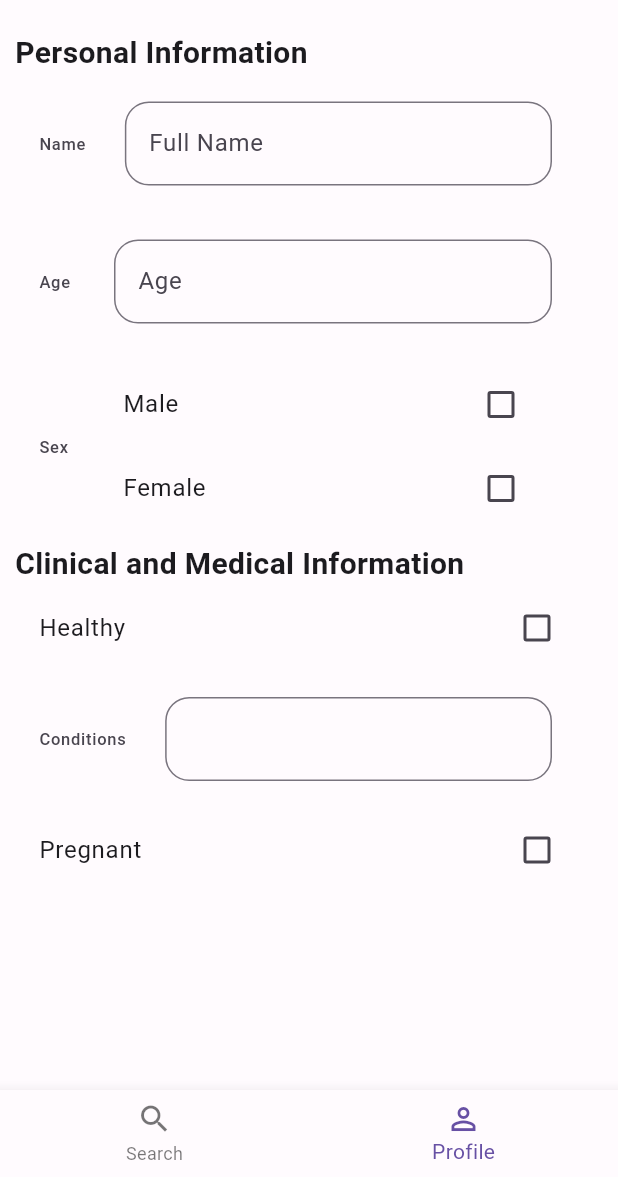
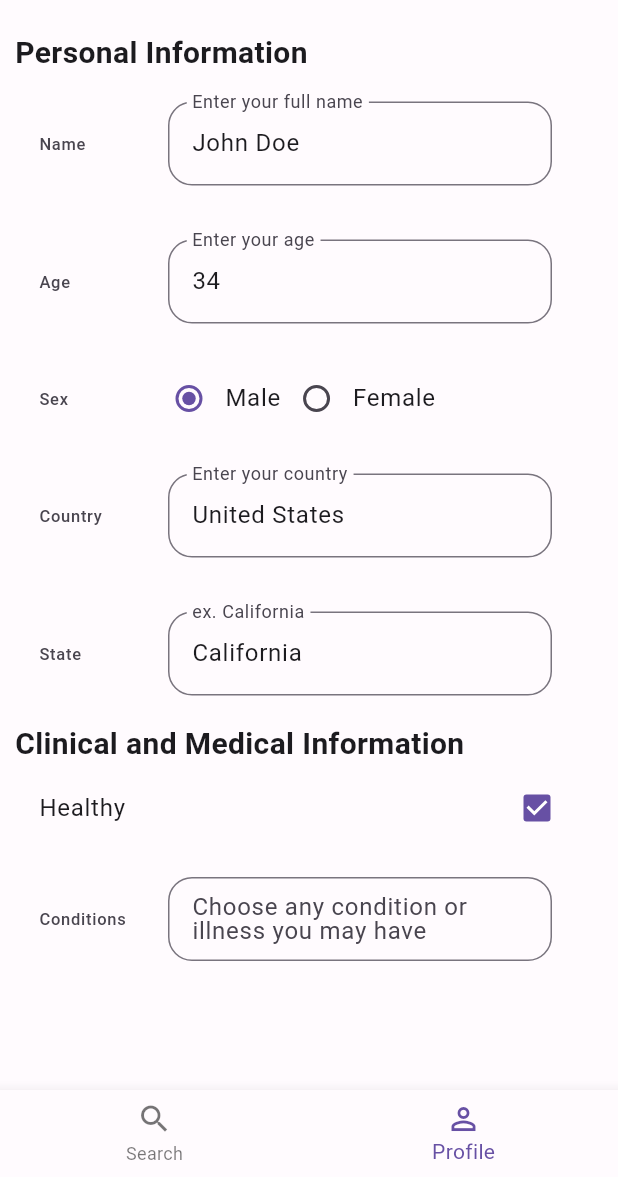
Before and after one commit to JohnnyCasares/trialpathway, a Flutter app: the SearchMain screen opened directly, item 2 of the bottom bar chosen, on a phone screen of 412 x 824 dp, the part 59-1236 px from its top. Run offline on Flutter 3.47's test engine with Material 3 defaults, Android fonts, the phone set to English and light mode, and no system bars; our stand-ins replace get_it; missing offline and left inert: postgres; generated files the repository leaves out were written again.

Commit message:
improved patient profile and added features, patient model improved, search page starts at 1 for better user experience and debugging messages were removed

```diff
--- a/lib/class_models/patient.dart
+++ b/lib/class_models/patient.dart
@@ -1,4 +1,7 @@
+import 'dart:math';
+
 enum Sex { male, female }
+
 class Patient {
   String name;
   int age;
@@ -6,6 +9,8 @@ class Patient {
   bool healthy;
   List<String> conditions;
   bool pregnant;
+  String country;
+  String state;
 
   Patient({
     required this.name,
@@ -14,5 +19,57 @@ class Patient {
     required this.healthy,
     required this.conditions,
     required this.pregnant,
+    required this.country,
+    required this.state,
   });
+
+  static Patient generateMockPatient() {
+
+
+
+    // Generate random age between 18 and 80
+    int age = Random().nextInt(63) + 18;
+
+    // Randomly select sex
+    Sex sex = Random().nextBool() ? Sex.male : Sex.female;
+    // Set patient name
+    String name = sex == Sex.male?'John Doe':'Sofia Dowi';
+    // Randomly set healthy status
+    bool healthy = Random().nextBool();
+
+    // Randomly select conditions (if any)
+    List<String> conditions = [];
+
+      List<String> possibleConditions = [
+        'Diabetes',
+        'Hypertension',
+        'Asthma',
+        'Arthritis',
+        'Depression',
+      ];
+      int numConditions = Random().nextInt(possibleConditions.length);
+      conditions = List.generate(numConditions, (index) {
+        return possibleConditions[index];
+      });
+
+
+    // Randomly set pregnancy status
+    bool pregnant = sex == Sex.female && Random().nextBool();
+
+    // Mock country and state
+    String country = 'United States';
+    String state = 'California';
+
+    // Return the mock patient
+    return Patient(
+      name: name,
+      age: age,
+      sex: sex,
+      healthy: healthy,
+      conditions: conditions,
+      pregnant: pregnant,
+      country: country,
+      state: state,
+    );
+  }
 }
--- a/lib/main.dart
+++ b/lib/main.dart
@@ -5,10 +5,13 @@ import 'package:hti_trialpathway/theme/color_schemes.g.dart';
 import 'package:hti_trialpathway/user_type.dart';
 import 'package:postgres/postgres.dart';
 
+import 'class_models/patient.dart';
+
 GetIt getIt = GetIt.instance;
 
 void main() async{
   getIt.registerSingletonAsync<Connection>(()async => await DataBaseService().initializeDatabase());
+  getIt.registerSingleton<Patient>(Patient.generateMockPatient());
   runApp(const MyApp());
 }
 
--- a/lib/patient/new_patient/profile.dart
+++ b/lib/patient/new_patient/profile.dart
@@ -1,4 +1,6 @@
 import 'package:flutter/material.dart';
+import 'package:hti_trialpathway/class_models/patient.dart';
+import 'package:hti_trialpathway/main.dart';
 import 'package:hti_trialpathway/widgets/custom_textformfield.dart';
 
 class Profile extends StatefulWidget {
@@ -9,45 +11,133 @@ class Profile extends StatefulWidget {
 }
 
 class _ProfileState extends State<Profile> {
+  Patient patient = getIt<Patient>();
+  late Sex _selectedSex;
+  late TextEditingController name;
+  late TextEditingController age;
+  late TextEditingController country;
+  late TextEditingController state;
+  //clinical info
+  late bool healthy;
+  late TextEditingController conditions;
+  bool pregnant = false;
+  @override
+  void initState() {
+    name = TextEditingController(text: patient.name);
+    age = TextEditingController(text: patient.age.toString());
+    _selectedSex = patient.sex;
+    country = TextEditingController(text: patient.country);
+    state = TextEditingController(text: patient.state);
+    healthy = patient.healthy;
+    conditions = TextEditingController(
+        text: patient.conditions.isNotEmpty
+            ? patient.conditions
+                .toString()
+                .substring(1, patient.conditions.toString().length - 1)
+            : null);
+    pregnant = patient.pregnant;
+
+    super.initState();
+  }
+
   @override
   Widget build(BuildContext context) {
     return Padding(
       padding: const EdgeInsets.all(10.0),
+      child: SingleChildScrollView(
+        physics: const ClampingScrollPhysics(),
         child: Column(
           crossAxisAlignment: CrossAxisAlignment.start,
           children: [
             //personal info: name, age, sex
-          const Text('Personal Information', style: TextStyle(fontSize: 20, fontWeight: FontWeight.bold),),
-          const ListTile(leading: Text('Name'),title:  CustomTextFormField(
-              hintText: 'Full Name',
+            const Text(
+              'Personal Information',
+              style: TextStyle(fontSize: 20, fontWeight: FontWeight.bold),
             ),
+            ProfileTile(
+                title: 'Name',
+                field: CustomTextFormField(
+                  hintText: 'Enter your full name',
+                  controller: name,
+                )),
+            ProfileTile(
+                title: 'Age',
+                field: CustomTextFormField(
+                  hintText: 'Enter your age',
+                  controller: age,
+                )),
+            ProfileTile(
+              title: 'Sex',
+              field: Row(
+                children: <Widget>[
+                  Radio(
+                    value: Sex.male,
+                    groupValue: _selectedSex,
+                    onChanged: (value) {
+                      setState(() {
+                        _selectedSex = value as Sex;
+                      });
+                    },
                   ),
-          const ListTile(leading: Text('Age'),title: CustomTextFormField(
-              hintText: 'Age',
+                  Text('Male'),
+                  Radio(
+                    value: Sex.female,
+                    groupValue: _selectedSex,
+                    onChanged: (value) {
+                      setState(() {
+                        _selectedSex = value as Sex;
+                      });
+                    },
                   ),
-          ),
-          ListTile(
-            leading: const Text('Sex'),
-            title: Column(
-              children: [
-                CheckboxListTile(
-                    title: const Text('Male'), value: false, onChanged: (val) {}),
-                CheckboxListTile(
-                    title: const Text('Female'), value: false, onChanged: (val) {}),
+                  Text('Female'),
                 ],
               ),
             ),
-
+            ProfileTile(
+                title: 'Country',
+                field: CustomTextFormField(
+                  hintText: 'Enter your country',
+                  controller: country,
+                )),
+            ProfileTile(
+                title: 'State',
+                field: CustomTextFormField(
+                  hintText: 'ex. California',
+                  controller: state,
+                )),
             //clinical info: health? conditions, pregnancy,
-          const Text('Clinical and Medical Information', style: TextStyle(fontSize: 20, fontWeight: FontWeight.bold)),
+            const Text('Clinical and Medical Information',
+                style: TextStyle(fontSize: 20, fontWeight: FontWeight.bold)),
             CheckboxListTile(
-              title: const Text('Healthy'), value: false, onChanged: (val) {}),
-          const ListTile(leading: Text('Conditions'),title: CustomTextFormField()),
+                title: const Text('Healthy'),
+                value: healthy,
+                onChanged: (val) {}),
+            ProfileTile(
+                title: 'Conditions',
+                field: CustomTextFormField(
+                  hintText: 'Choose any condition or illness you may have',
+                  controller: conditions,
+                )),
             //only show if women
+            if (_selectedSex == Sex.female)
               CheckboxListTile(
-              title: const Text('Pregnant'), value: false, onChanged: (val) {}),
+                  title: const Text('Pregnant'),
+                  value: pregnant,
+                  onChanged: (val) {}),
           ],
+        ),
       ),
     );
   }
 }
+
+class ProfileTile extends StatelessWidget {
+  const ProfileTile({super.key, required this.title, required this.field});
+  final String title;
+  final Widget field;
+  @override
+  Widget build(BuildContext context) {
+    return ListTile(
+        leading: SizedBox(width: 60, child: Text(title)), title: field);
+  }
+}
--- a/lib/patient/new_patient/search.dart
+++ b/lib/patient/new_patient/search.dart
@@ -14,11 +14,11 @@ class PatientSearch extends StatefulWidget {
 }
 
 class _PatientSearchState extends State<PatientSearch> {
-  int page = 0;
+  int page = 1;
   late TextEditingController pageNumberController;
   Future refresh(int page) async {
     setState(() {
-      FileStorageService().delete('$page');
+      FileStorageService().delete('${page-1}');
     });
   }
 
@@ -35,7 +35,7 @@ class _PatientSearchState extends State<PatientSearch> {
         pageController(),
         Expanded(
           child: FutureBuilder(
-              future: DatabaseQueries().getBriefStudies(page),
+              future: DatabaseQueries().getBriefStudies(page-1),
               builder: (context, result) {
                 if (result.connectionState == ConnectionState.done) {
                   if (result.hasData) {
@@ -82,7 +82,7 @@ class _PatientSearchState extends State<PatientSearch> {
         mainAxisAlignment: MainAxisAlignment.spaceEvenly,
         children: [
           ElevatedButton(
-              onPressed: page != 0
+              onPressed: page != 1
                   ? () {
                       setState(() {
                         page--;
--- a/lib/researcher/login_research.dart
+++ b/lib/researcher/login_research.dart
@@ -27,7 +27,8 @@ class _ResearchLoginState extends State<ResearchLogin> {
   Widget build(BuildContext context) {
     return Scaffold(
       appBar: AppBar(
-        title: Text('Protocol Regstration and Results System'),
+        title: const Text('Researcher Login'),
+        centerTitle: true,
       ),
       body: Center(
         child: SingleChildScrollView(
@@ -52,6 +53,8 @@ class _ResearchLoginState extends State<ResearchLogin> {
                 child: Column(
                   mainAxisAlignment: MainAxisAlignment.center,
                   children: [
+                    const Text('This login page intents to use the Protocol Registration and Results System'),
+                    const SizedBox(height: 20,),
                     CustomTextFormField(
                       hintText: 'Organization',
                       controller: organizationController,
--- a/lib/services/file_storage.dart
+++ b/lib/services/file_storage.dart
@@ -5,7 +5,6 @@ import 'package:path_provider/path_provider.dart';
 class FileStorageService {
   Future<String> get _localPath async {
     final directory = await getApplicationCacheDirectory();
-    print(directory.absolute);
     return directory.path;
   }
 
```
Lines whose indentation alone changed are shown as unchanged.
